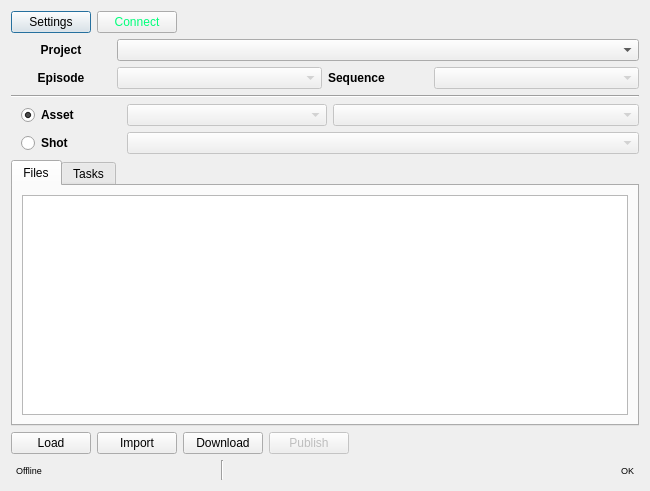
The window that module/wildchildanimation/gui/forms/maya/form.ui (dearyangyu/swing) describes before a commit, drawn with Qt 5.
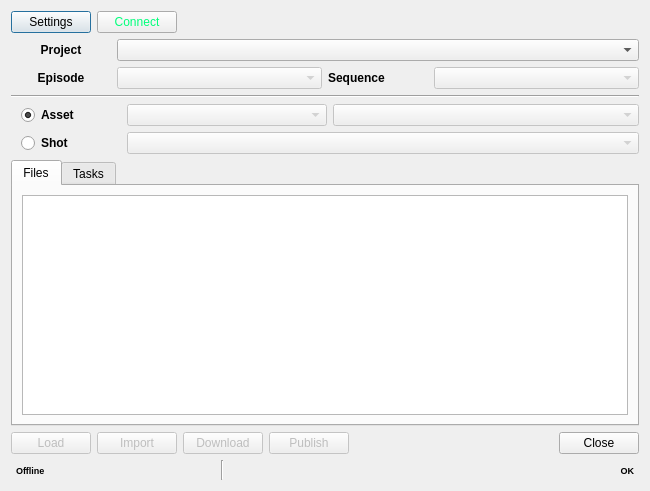
The same window after the commit.

Patch:
```diff
--- a/module/wildchildanimation/gui/forms/maya/form.ui
+++ b/module/wildchildanimation/gui/forms/maya/form.ui
@@ -418,6 +418,9 @@
     <layout class="QHBoxLayout" name="horizontalLayoutButtons">
      <item>
       <widget class="QPushButton" name="pushButtonLoad">
+       <property name="enabled">
+        <bool>false</bool>
+       </property>
        <property name="text">
         <string>Load</string>
        </property>
@@ -428,6 +431,9 @@
      </item>
      <item>
       <widget class="QPushButton" name="pushButtonImport">
+       <property name="enabled">
+        <bool>false</bool>
+       </property>
        <property name="text">
         <string>Import</string>
        </property>
@@ -438,6 +444,9 @@
      </item>
      <item>
       <widget class="QPushButton" name="pushButtonDownload">
+       <property name="enabled">
+        <bool>false</bool>
+       </property>
        <property name="text">
         <string>Download</string>
        </property>
@@ -472,6 +481,13 @@
        </property>
       </spacer>
      </item>
+     <item>
+      <widget class="QPushButton" name="pushButtonClose">
+       <property name="text">
+        <string>Close</string>
+       </property>
+      </widget>
+     </item>
     </layout>
    </item>
    <item>
@@ -487,6 +503,8 @@
        <property name="font">
         <font>
          <pointsize>7</pointsize>
+         <weight>75</weight>
+         <bold>true</bold>
         </font>
        </property>
        <property name="frameShape">
@@ -537,6 +555,8 @@
        <property name="font">
         <font>
          <pointsize>7</pointsize>
+         <weight>75</weight>
+         <bold>true</bold>
         </font>
        </property>
        <property name="frameShape">
```
